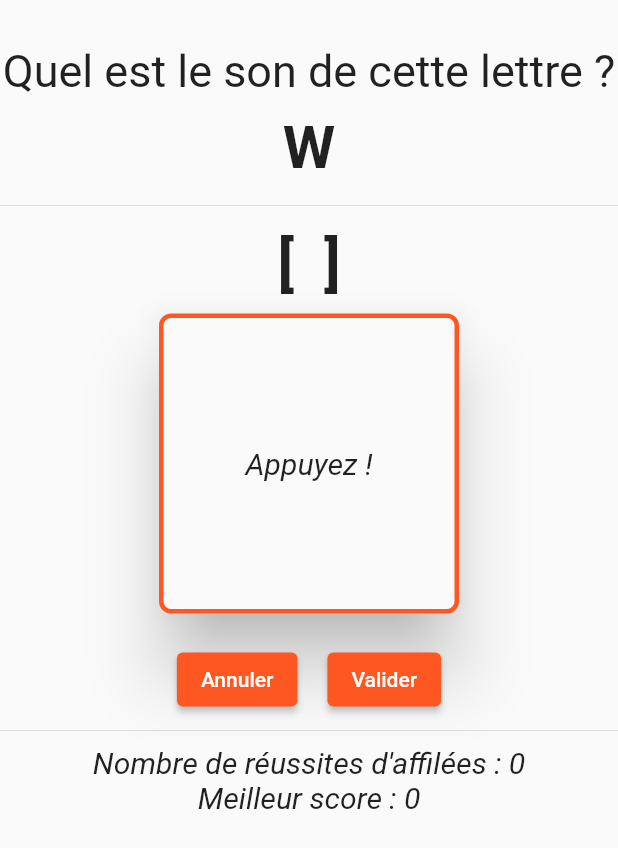
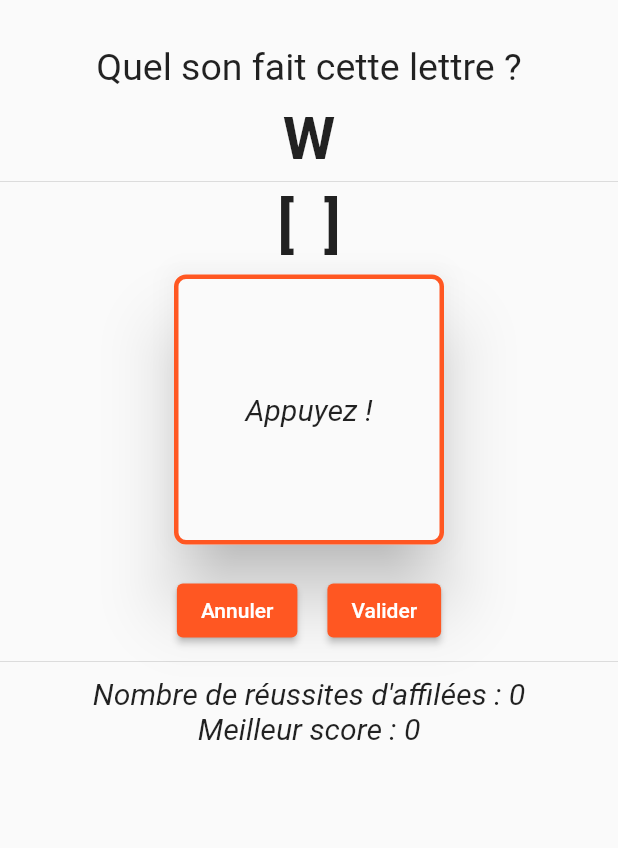
Before and after one commit to Jehxon/MorseTrainer, a Flutter app: the GuessSoundPage screen opened directly, on a phone screen of 412 x 824 dp. Shown: the top 848 px of the screen. Run offline on Flutter 3.47's test engine with Material 2 defaults, Android fonts, the phone set to English and light mode, and no system bars; our stand-ins replace audioplayers, flutter_colorpicker, ionicons, shared_preferences; accounts and stored records are empty.

```diff
--- a/lib/widgets/modes/guess_sound_page.dart
+++ b/lib/widgets/modes/guess_sound_page.dart
@@ -75,9 +75,9 @@ class _GuessSoundPageState extends State<GuessSoundPage> {
           children: [
             const SizedBox(height: 30),
             const Text(
-              "Quel est le son de cette lettre ?",
+              "Quel son fait cette lettre ?",
               style: TextStyle(
-                fontSize: 30,
+                fontSize: 25,
               ),
             ),
             const SizedBox(height: 10),
@@ -88,7 +88,7 @@ class _GuessSoundPageState extends State<GuessSoundPage> {
                 fontWeight: FontWeight.bold,
               ),
             ),
-            const Divider(height: 30),
+            const Divider(height: 10),
             Text(
               "[ $currentGuess ]",
               style: const TextStyle(
@@ -128,14 +128,14 @@ class _GuessSoundPageState extends State<GuessSoundPage> {
                   }
                 },
                 child: Container(
-                  width: 200,
-                  height: 200,
+                  width: 180,
+                  height: 180,
                   decoration: BoxDecoration(
                     color: correctGuess ? Colors.green : Colors.transparent,
                     borderRadius: const BorderRadius.all(Radius.circular(8)),
                     border: Border.all(
                       width: 3,
-                      color: Color(preferences["appColor"]!),
+                      color: correctGuess ? Colors.green : Color(preferences["appColor"]!),
                     ),
                   ),
                   child: const Center(
```
Also changed, not shown: assets/images/app_icon.png (added), 3 other files.
